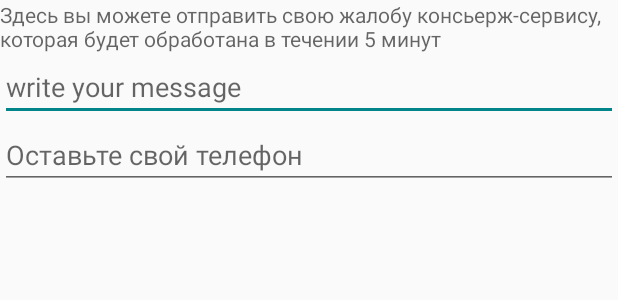
After one commit to timkabot/CultureCode2, an Android app: the layout send_message_to_concierge.xml on its own in the app's theme, with its tools: preview values and no code run, on a phone screen of 412 x 824 dp. The commit adds this screen. Shown: the top 300 px of the screen. Run offline under Robolectric (Android 15) with nearby library versions, the phone set to English and light mode, and no system bars.

Commit message:
start SendMessage class

```diff
--- a/app/src/main/java/com/example/timkabor/culturecode/adapter/FeatureAdapter.java
+++ b/app/src/main/java/com/example/timkabor/culturecode/adapter/FeatureAdapter.java
@@ -1,6 +1,7 @@
 package com.example.timkabor.culturecode.adapter;
 
 import android.content.Context;
+import android.content.Intent;
 import android.os.Bundle;
 import android.support.v4.app.FragmentActivity;
 import android.support.v7.widget.CardView;
@@ -15,6 +16,7 @@ import com.example.timkabor.culturecode.App;
 import com.example.timkabor.culturecode.R;
 import com.example.timkabor.culturecode.model.Feature;
 import com.example.timkabor.culturecode.view.impl.MainActivity;
+import com.example.timkabor.culturecode.view.impl.SendMessage;
 
 import java.util.List;
 
@@ -79,6 +81,9 @@ public class FeatureAdapter extends RecyclerView.Adapter<FeatureAdapter.ViewHold
             Bundle arguments = new Bundle();
             arguments.putInt("sightId", feature.getId());
 
+            Intent intent = new Intent(view.getContext(), SendMessage.class);
+            view.getContext().startActivity(intent);
+
            // SightDescriptionFragment fragment = new SightDescriptionFragment();
            // fragment.setArguments(arguments);
 
--- a/app/src/main/java/com/example/timkabor/culturecode/view/impl/AccountFragment.java
+++ b/app/src/main/java/com/example/timkabor/culturecode/view/impl/AccountFragment.java
@@ -61,7 +61,7 @@ public class AccountFragment extends Fragment {
         doubts.add("Интернет ->" + myAccount.getInternet() + Html.fromHtml(" &#x20bd"));
         doubts.add("Телефон ->" + myAccount.getPhone() + Html.fromHtml(" &#x20bd"));
         doubts.add("Телевидение ->" + myAccount.getTV() + Html.fromHtml(" &#x20bd"));
-        ArrayAdapter adapter = new ArrayAdapter<>(getActivity(),
+        ArrayAdapter<String>  adapter = new ArrayAdapter<>(getActivity(),
                 android.R.layout.simple_list_item_1, doubts);
 
         doubtList.setAdapter(adapter);
--- /dev/null
+++ b/app/src/main/res/layout/send_message_to_concierge.xml
@@ -0,0 +1,26 @@
+<?xml version="1.0" encoding="utf-8"?>
+<LinearLayout xmlns:android="http://schemas.android.com/apk/res/android"
+              android:orientation="vertical"
+              android:layout_width="match_parent"
+              android:layout_height="match_parent">
+
+    <TextView
+        android:layout_width="wrap_content"
+        android:layout_height="wrap_content"
+        android:hint="Здесь вы можете отправить свою жалобу консьерж-сервису, которая будет обработана в течении 5 минут"
+        />
+
+    <EditText
+        android:layout_width="match_parent"
+        android:layout_height="wrap_content"
+        android:hint="@string/send_to_concierge_hint"
+        />
+
+    <EditText
+        android:id="@+id/send_message"
+        android:layout_width="match_parent"
+        android:layout_height="wrap_content"
+        android:hint="Оставьте свой телефон"
+        />
+
+</LinearLayout>
--- a/app/src/main/res/values/strings.xml
+++ b/app/src/main/res/values/strings.xml
@@ -22,4 +22,5 @@
     <string name="ficha">Фича</string>
     <string name="name_and_surname">Name and surname</string>
     <string name="doubts">Задолженности:</string>
+    <string name="send_to_concierge_hint">write your message</string>
 </resources>
--- a/build.gradle
+++ b/build.gradle
@@ -6,7 +6,7 @@ buildscript {
     }
     dependencies {
         classpath 'com.android.tools.build:gradle:2.3.3'
-
+        classpath 'me.tatarka:gradle-retrolambda:3.7.0'
         // NOTE: Do not place your application dependencies here; they belong
         // in the individual module build.gradle files
     }
```
Also changed, not shown: app/build.gradle (+2 -6 lines), app/src/main/java/com/example/timkabor/culturecode/view/impl/SendMessage.java (added, +55 -0 lines), app/src/main/res/layout/fragment_account.xml (+5 -4 lines), app/src/main/res/drawable/ic_close_red.png (added).
